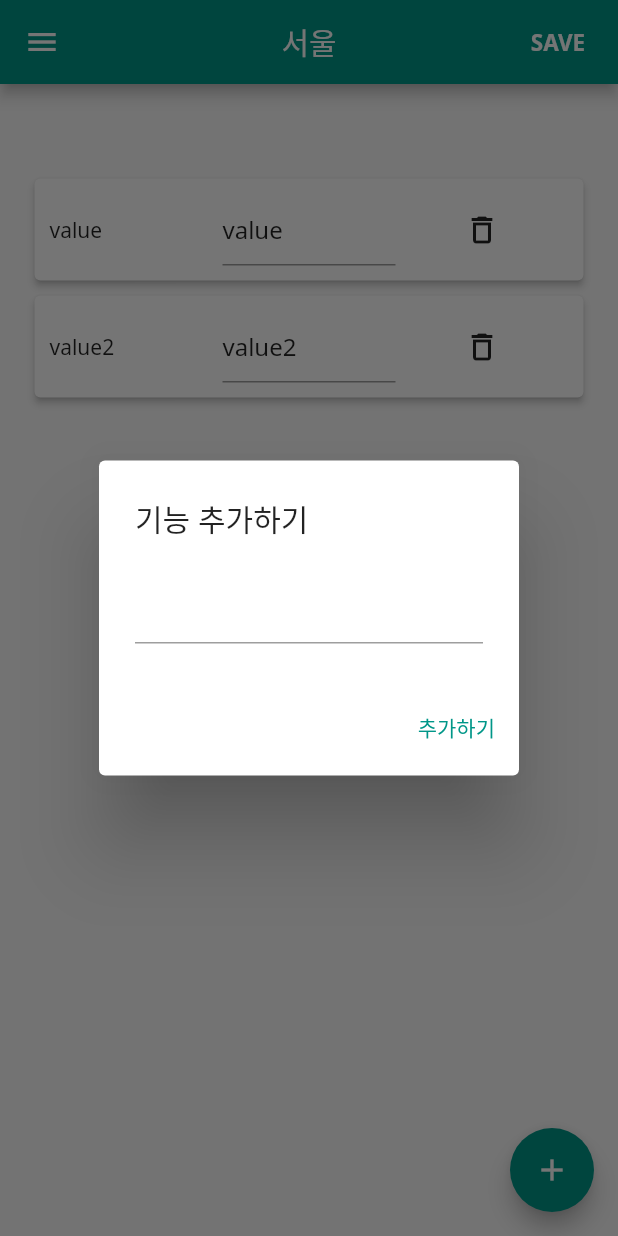
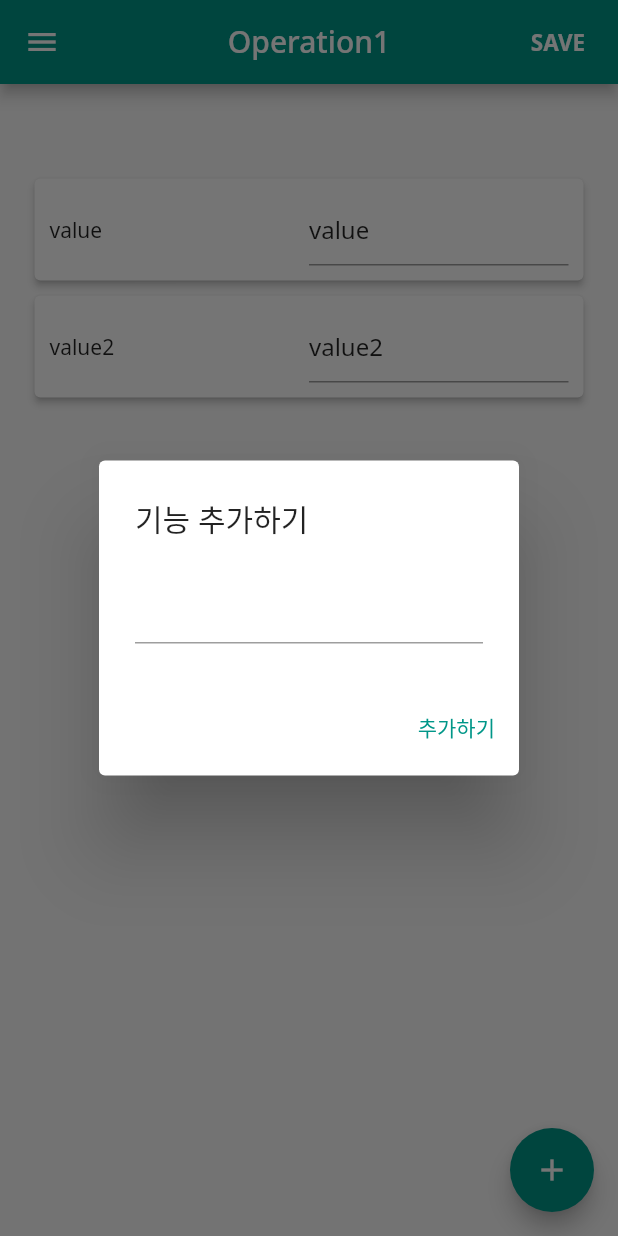
Before and after one commit to AlwaysFighting/AssistantRepo, a Flutter app: the screen it shows after launch, after a tap on the "add" icon, on a phone screen of 412 x 824 dp. Run offline on Flutter 3.47's test engine with Material 2 defaults, Android fonts, the phone set to English and light mode, and no system bars; our stand-ins replace firebase_core, firebase_database; accounts and stored records are empty.

Commit message:
feat : 서버 저장 후 데이터값 불러오기:

```diff
--- a/employee_project/lib/const/operationNameLists.dart
+++ b/employee_project/lib/const/operationNameLists.dart
@@ -1,5 +1,5 @@
 const operationNameLists = [
-  '서울',
+  'Operation1',
   '경기',
   '대구',
   '인천',
--- a/employee_project/lib/home/screen/home_screen.dart
+++ b/employee_project/lib/home/screen/home_screen.dart
@@ -1,3 +1,6 @@
+import 'dart:async';
+
+import 'package:firebase_core/firebase_core.dart';
 import 'package:firebase_database/firebase_database.dart';
 import 'package:flutter/material.dart';
 import '../../component/drawer_screen.dart';
@@ -22,22 +25,43 @@ class _HomeScreenState extends State<HomeScreen> {
   String dataListName = operationNameLists[0];
 
   final database = FirebaseDatabase.instance.reference();
-  DateTime currentDate = DateTime.now().toUtc();
+  DateTime now = DateTime.now().toUtc();
+
+  late StreamSubscription _dailySpecialStream;
 
   @override
   void initState() {
     super.initState();
+    _activateLister();
 
     dataItems.add("value");
     dataItems.add("value2");
   }
 
+  void _activateLister() {
+    _dailySpecialStream = database
+        .child('${now.year}년-${now.month}월-${now.day}일/$dataListName/')
+        .onValue
+        .listen((event) {
+      // final Object? description = event.snapshot.value;
+      final data = Map<String, dynamic>.from(event.snapshot.value as dynamic);
+
+      setState(() {
+        print(description);
+      });
+    });
+  }
+
+  @override
+  void deactivate() {
+    _dailySpecialStream.cancel();
+    super.deactivate();
+  }
+
   @override
   Widget build(BuildContext context) {
     final dailyDataRef = database.child(
-        '/${currentDate.year}년-${currentDate.month}월-${currentDate.day}일/$dataListName/${'${DataUtils.getTimeFormat(
-            DateTime.now().hour)}시-${DataUtils.getTimeFormat(
-            DateTime.now().minute)}분'}');
+        '/${now.year}년-${now.month}월-${now.day}일/$dataListName/${'${DataUtils.getTimeFormat(DateTime.now().hour)}시-${DataUtils.getTimeFormat(DateTime.now().minute)}분'}');
 
     return Scaffold(
       appBar: AppBar(
@@ -116,14 +140,6 @@ class _HomeScreenState extends State<HomeScreen> {
                             initialValue: dataItems[index],
                           ),
                         ),
-                        Expanded(
-                          child: IconButton(
-                            onPressed: () {
-
-                            },
-                            icon: Icon(Icons.delete_outlined),
-                          ),
-                        ),
                       ],
                     ),
                   ],
@@ -135,10 +151,11 @@ class _HomeScreenState extends State<HomeScreen> {
       ), drawer:  DrawerScreen(
       onRegionTap: (String region) {
         setState(() {
-          this.dataListName = region;
-        });
-        Navigator.of(context).pop();
-      },
+            this.dataListName = region;
+            _activateLister();
+          });
+          Navigator.of(context).pop();
+        },
       selectedRegion: dataListName,
     ),
     );
```
